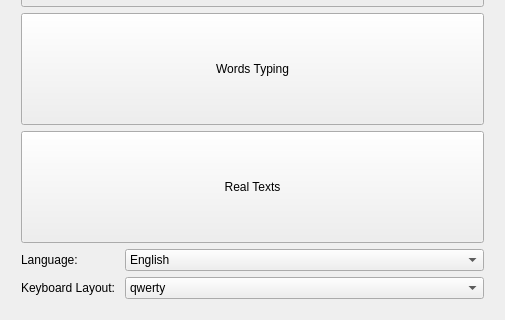
leonidbelyaev/touch-typing-tutorial, file src/design/home.ui: the form before one commit; both pictures show x 0 to 505 and y 245 to 565 of the 505 by 565 pixel window.
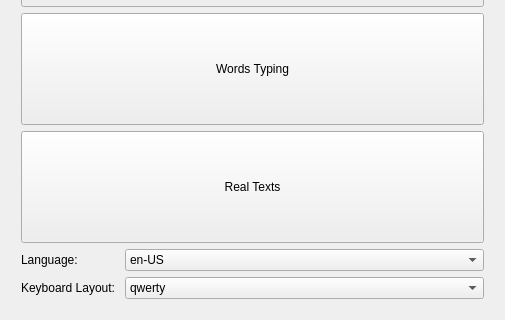
The form after the commit.

```diff
--- a/src/design/home.ui
+++ b/src/design/home.ui
@@ -58,7 +58,7 @@
          <widget class="QComboBox" name="language_box">
           <item>
            <property name="text">
-            <string>English</string>
+            <string>en-US</string>
            </property>
           </item>
          </widget>
```
